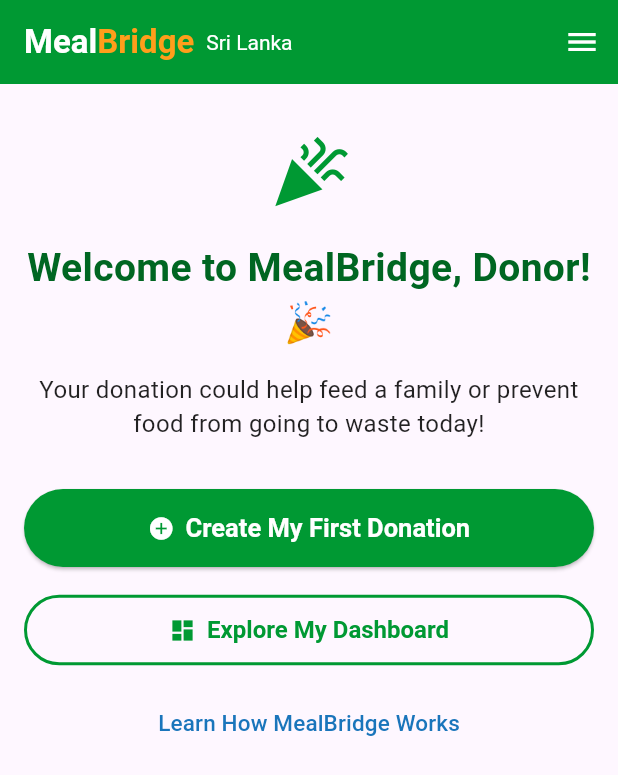
After one commit to oviniWijesooriya/MealBridge, a Flutter app: the DonorWelcomePage screen opened by its route, on a phone screen of 412 x 824 dp. The commit adds this screen. Shown: the top 775 px of the screen. Run offline on Flutter 3.47's test engine with Material 3 defaults, Android fonts, the phone set to English and light mode, and no system bars.

Commit message:
add donor welcome and passed the donor name to it

```diff
--- a/lib/main.dart
+++ b/lib/main.dart
@@ -9,6 +9,7 @@ import 'pages/donor_signup.dart';
 import 'widgets/mobile_nav_drawer.dart';
 import 'pages/donor_type_selection.dart';
 import 'pages/community_agreement.dart';
+import 'pages/donor_welcome.dart';
 
 void main() {
   runApp(kIsWeb ? MealBridgeWebApp() : MealBridgeMobileApp());
@@ -143,6 +144,7 @@ class MealBridgeWebApp extends StatelessWidget {
         '/donate': (context) => DonorSignUpPage(),
         '/donor-type-selection': (context) => DonorTypeSelectionPage(),
         '/agreement': (context) => CommunityAgreementPage(),
+        '/donor-welcome': (context) => DonorWelcomePage(),
       },
       debugShowCheckedModeBanner: false,
     );
@@ -165,6 +167,7 @@ class MealBridgeMobileApp extends StatelessWidget {
         '/register': (context) => DonorSignUpFormPage(),
         '/donor-type-selection': (context) => DonorTypeSelectionPage(),
         '/agreement': (context) => CommunityAgreementPage(),
+        '/donor-welcome': (context) => DonorWelcomePage(),
       },
       debugShowCheckedModeBanner: false,
     );
--- /dev/null
+++ b/lib/pages/donor_welcome.dart
@@ -0,0 +1,118 @@
+import 'package:flutter/foundation.dart' show kIsWeb;
+import 'package:flutter/material.dart';
+import '../main.dart'; // For MealBridgeHeader
+import '../widgets/mobile_nav_drawer.dart';
+
+class DonorWelcomePage extends StatelessWidget {
+  // Optionally pass donor name as argument for a personalized welcome
+  @override
+  Widget build(BuildContext context) {
+    final args = ModalRoute.of(context)?.settings.arguments as Map?;
+    final donorName = args?['donorName'] ?? 'Donor';
+
+    final content = _DonorWelcomeContent(donorName: donorName);
+
+    return kIsWeb
+        ? Scaffold(
+          appBar: PreferredSize(
+            preferredSize: Size.fromHeight(56),
+            child: MealBridgeHeader(isWeb: true),
+          ),
+          body: Center(
+            child: SingleChildScrollView(
+              child: Container(
+                constraints: BoxConstraints(maxWidth: 540),
+                padding: EdgeInsets.symmetric(vertical: 48, horizontal: 24),
+                child: content,
+              ),
+            ),
+          ),
+        )
+        : Scaffold(
+          appBar: PreferredSize(
+            preferredSize: Size.fromHeight(56),
+            child: MealBridgeHeader(isWeb: false),
+          ),
+          endDrawer: MobileNavDrawer(),
+          body: SingleChildScrollView(
+            padding: EdgeInsets.symmetric(vertical: 32, horizontal: 16),
+            child: content,
+          ),
+        );
+  }
+}
+
+class _DonorWelcomeContent extends StatelessWidget {
+  final String donorName;
+  const _DonorWelcomeContent({required this.donorName});
+
+  @override
+  Widget build(BuildContext context) {
+    return Column(
+      crossAxisAlignment: CrossAxisAlignment.center,
+      children: [
+        Icon(Icons.celebration, size: 54, color: Color(0xFF009933)),
+        SizedBox(height: 18),
+        Text(
+          "Welcome to MealBridge, $donorName! 🎉",
+          style: TextStyle(
+            fontSize: 26,
+            fontWeight: FontWeight.bold,
+            color: Color(0xFF006622),
+          ),
+          textAlign: TextAlign.center,
+        ),
+        SizedBox(height: 14),
+        Text(
+          "Your donation could help feed a family or prevent food from going to waste today!",
+          style: TextStyle(fontSize: 16, color: Colors.black87),
+          textAlign: TextAlign.center,
+        ),
+        SizedBox(height: 32),
+        ElevatedButton.icon(
+          style: ElevatedButton.styleFrom(
+            backgroundColor: Color(0xFF009933),
+            padding: EdgeInsets.symmetric(vertical: 16, horizontal: 24),
+            textStyle: TextStyle(fontSize: 17, fontWeight: FontWeight.bold),
+            minimumSize: Size(double.infinity, 0),
+          ),
+          icon: Icon(Icons.add_circle, color: Colors.white),
+          label: Text(
+            "Create My First Donation",
+            style: TextStyle(color: Colors.white),
+          ),
+          onPressed: () {
+            Navigator.of(context).pushReplacementNamed('/donate');
+          },
+        ),
+        SizedBox(height: 18),
+        OutlinedButton.icon(
+          style: OutlinedButton.styleFrom(
+            side: BorderSide(color: Color(0xFF009933), width: 2),
+            padding: EdgeInsets.symmetric(vertical: 14, horizontal: 20),
+            textStyle: TextStyle(fontSize: 16, fontWeight: FontWeight.bold),
+            minimumSize: Size(double.infinity, 0),
+          ),
+          icon: Icon(Icons.dashboard, color: Color(0xFF009933)),
+          label: Text(
+            "Explore My Dashboard",
+            style: TextStyle(color: Color(0xFF009933)),
+          ),
+          onPressed: () {
+            Navigator.of(context).pushReplacementNamed('/dashboard');
+          },
+        ),
+        SizedBox(height: 14),
+        TextButton(
+          onPressed: () {
+            Navigator.of(context).pushNamed('/how-it-works');
+          },
+          child: Text(
+            "Learn How MealBridge Works",
+            style: TextStyle(fontSize: 15, color: Color(0xFF1A75BB)),
+          ),
+        ),
+      ],
+    );
+  }
+}
```
Also changed, not shown: lib/pages/community_agreement.dart (+11 -4 lines), lib/pages/donor_signup_form.dart (+60 -26 lines).
